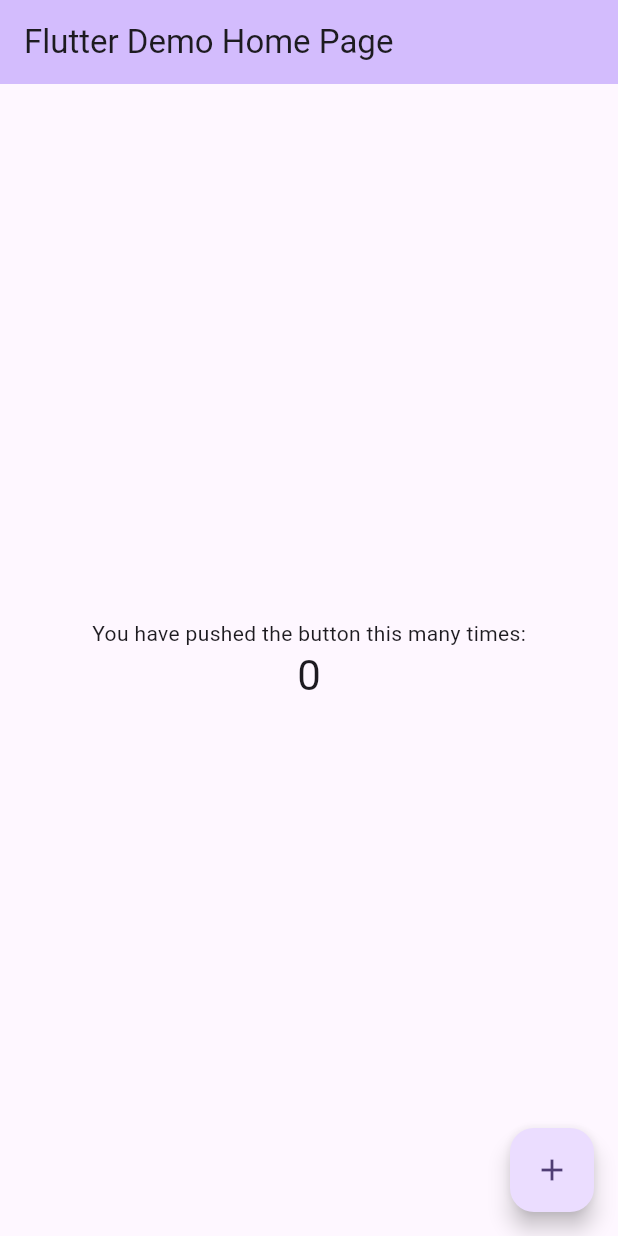
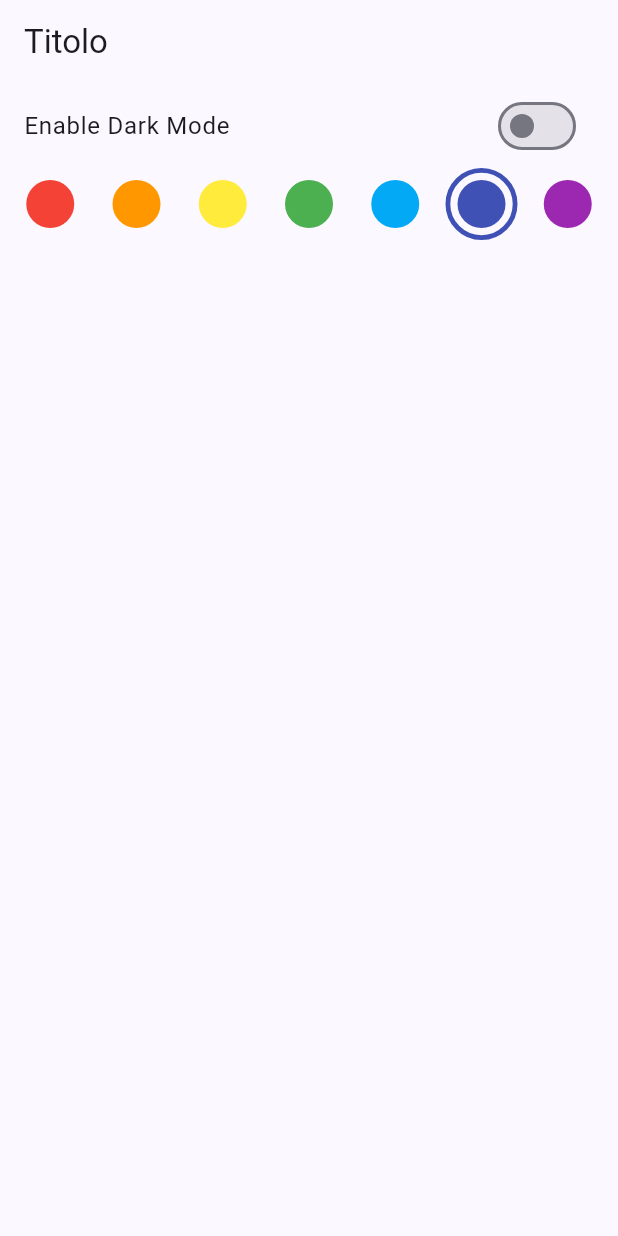
Before and after one commit to polilluminato/theme-accent-color-switch-flutter, a Flutter app: the screen it shows after launch, on a phone screen of 412 x 824 dp. Run offline on Flutter 3.47's test engine with Material 2 defaults, Android fonts, the phone set to English and light mode, and no system bars; our stand-ins replace flutter_riverpod, go_router.

Commit message:
feat: Add light/dark theme and accent color switch

```diff
--- /dev/null
+++ b/lib/app/app.dart
@@ -0,0 +1,26 @@
+import 'package:flutter/material.dart';
+import 'package:flutter_riverpod/flutter_riverpod.dart';
+import 'package:theme_accent_color_switch/app/router.dart';
+import 'package:theme_accent_color_switch/provider/theme_provider.dart';
+
+class App extends ConsumerWidget {
+  App({Key? key}) : super(key: key);
+
+  late final router = buildRouter();
+
+  @override
+  Widget build(BuildContext context, WidgetRef ref) {
+    return MaterialApp.router(
+      debugShowCheckedModeBanner: false,
+      routeInformationProvider: router.routeInformationProvider,
+      routeInformationParser: router.routeInformationParser,
+      routerDelegate: router.routerDelegate,
+      theme: ThemeData(
+        useMaterial3: true,
+        colorSchemeSeed: ref.watch(accentColorProvider),
+        brightness:
+            ref.watch(isDarkModeProvider) ? Brightness.dark : Brightness.light,
+      ),
+    );
+  }
+}
--- /dev/null
+++ b/lib/app/router.dart
@@ -0,0 +1,13 @@
+import 'package:go_router/go_router.dart';
+import 'package:theme_accent_color_switch/pages/home_page.dart';
+
+GoRouter buildRouter() {
+  return GoRouter(
+    routes: [
+      GoRoute(
+        path: '/',
+        builder: (context, state) => const HomePage(),
+      ),
+    ],
+  );
+}
--- a/lib/main.dart
+++ b/lib/main.dart
@@ -1,125 +1,13 @@
 import 'package:flutter/material.dart';
+import 'package:flutter_riverpod/flutter_riverpod.dart';
+import 'package:theme_accent_color_switch/app/app.dart';
 
-void main() {
-  runApp(const MyApp());
+void main() async {
+  WidgetsFlutterBinding.ensureInitialized();
+
+  runApp(
+    ProviderScope(
+      child: App(),
+    ),
+  );
 }
-
-class MyApp extends StatelessWidget {
-  const MyApp({super.key});
-
-  // This widget is the root of your application.
-  @override
-  Widget build(BuildContext context) {
-    return MaterialApp(
-      title: 'Flutter Demo',
-      theme: ThemeData(
-        // This is the theme of your application.
-        //
-        // TRY THIS: Try running your application with "flutter run". You'll see
-        // the application has a blue toolbar. Then, without quitting the app,
-        // try changing the seedColor in the colorScheme below to Colors.green
-        // and then invoke "hot reload" (save your changes or press the "hot
-        // reload" button in a Flutter-supported IDE, or press "r" if you used
-        // the command line to start the app).
-        //
-        // Notice that the counter didn't reset back to zero; the application
-        // state is not lost during the reload. To reset the state, use hot
-        // restart instead.
-        //
-        // This works for code too, not just values: Most code changes can be
-        // tested with just a hot reload.
-        colorScheme: ColorScheme.fromSeed(seedColor: Colors.deepPurple),
-        useMaterial3: true,
-      ),
-      home: const MyHomePage(title: 'Flutter Demo Home Page'),
-    );
-  }
-}
-
-class MyHomePage extends StatefulWidget {
-  const MyHomePage({super.key, required this.title});
-
-  // This widget is the home page of your application. It is stateful, meaning
-  // that it has a State object (defined below) that contains fields that affect
-  // how it looks.
-
-  // This class is the configuration for the state. It holds the values (in this
-  // case the title) provided by the parent (in this case the App widget) and
-  // used by the build method of the State. Fields in a Widget subclass are
-  // always marked "final".
-
-  final String title;
-
-  @override
-  State<MyHomePage> createState() => _MyHomePageState();
-}
-
-class _MyHomePageState extends State<MyHomePage> {
-  int _counter = 0;
-
-  void _incrementCounter() {
-    setState(() {
-      // This call to setState tells the Flutter framework that something has
-      // changed in this State, which causes it to rerun the build method below
-      // so that the display can reflect the updated values. If we changed
-      // _counter without calling setState(), then the build method would not be
-      // called again, and so nothing would appear to happen.
-      _counter++;
-    });
-  }
-
-  @override
-  Widget build(BuildContext context) {
-    // This method is rerun every time setState is called, for instance as done
-    // by the _incrementCounter method above.
-    //
-    // The Flutter framework has been optimized to make rerunning build methods
-    // fast, so that you can just rebuild anything that needs updating rather
-    // than having to individually change instances of widgets.
-    return Scaffold(
-      appBar: AppBar(
-        // TRY THIS: Try changing the color here to a specific color (to
-        // Colors.amber, perhaps?) and trigger a hot reload to see the AppBar
-        // change color while the other colors stay the same.
-        backgroundColor: Theme.of(context).colorScheme.inversePrimary,
-        // Here we take the value from the MyHomePage object that was created by
-        // the App.build method, and use it to set our appbar title.
-        title: Text(widget.title),
-      ),
-      body: Center(
-        // Center is a layout widget. It takes a single child and positions it
-        // in the middle of the parent.
-        child: Column(
-          // Column is also a layout widget. It takes a list of children and
-          // arranges them vertically. By default, it sizes itself to fit its
-          // children horizontally, and tries to be as tall as its parent.
-          //
-          // Column has various properties to control how it sizes itself and
-          // how it positions its children. Here we use mainAxisAlignment to
-          // center the children vertically; the main axis here is the vertical
-          // axis because Columns are vertical (the cross axis would be
-          // horizontal).
-          //
-          // TRY THIS: Invoke "debug painting" (choose the "Toggle Debug Paint"
-          // action in the IDE, or press "p" in the console), to see the
-          // wireframe for each widget.
-          mainAxisAlignment: MainAxisAlignment.center,
-          children: <Widget>[
-            const Text(
-              'You have pushed the button this many times:',
-            ),
-            Text(
-              '$_counter',
-              style: Theme.of(context).textTheme.headlineMedium,
-            ),
-          ],
-        ),
-      ),
-      floatingActionButton: FloatingActionButton(
-        onPressed: _incrementCounter,
-        tooltip: 'Increment',
-        child: const Icon(Icons.add),
-      ), // This trailing comma makes auto-formatting nicer for build methods.
-    );
-  }
-}
--- /dev/null
+++ b/lib/pages/home_page.dart
@@ -0,0 +1,44 @@
+import 'package:flutter/material.dart';
+import 'package:flutter_riverpod/flutter_riverpod.dart';
+import 'package:theme_accent_color_switch/provider/theme_provider.dart';
+import 'package:theme_accent_color_switch/widgets/color_button.dart';
+
+class HomePage extends ConsumerWidget {
+  const HomePage({Key? key}) : super(key: key);
+
+  @override
+  Widget build(BuildContext context, WidgetRef ref) {
+    return Scaffold(
+      appBar: AppBar(
+        title: const Text(
+          "Titolo",
+        ),
+      ),
+      body: ListView(
+        children: [
+          ListTile(
+            title: const Text("Enable Dark Mode"),
+            trailing: Switch(
+              value: ref.watch(isDarkModeProvider),
+              onChanged: (value) {
+                ref.read(isDarkModeProvider.notifier).update((state) => value);
+              },
+            ),
+          ),
+          Row(
+            mainAxisAlignment: MainAxisAlignment.spaceEvenly,
+            children: [
+              ColorButton(color: Colors.red),
+              ColorButton(color: Colors.orange),
+              ColorButton(color: Colors.yellow),
+              ColorButton(color: Colors.green),
+              ColorButton(color: Colors.lightBlue),
+              ColorButton(color: Colors.indigo),
+              ColorButton(color: Colors.purple),
+            ],
+          )
+        ],
+      ),
+    );
+  }
+}
--- /dev/null
+++ b/lib/provider/theme_provider.dart
@@ -0,0 +1,6 @@
+import 'package:flutter/material.dart';
+import 'package:flutter_riverpod/flutter_riverpod.dart';
+
+final isDarkModeProvider = StateProvider<bool>((ref) => false);
+
+final accentColorProvider = StateProvider<Color>((ref) => Colors.indigo);
--- /dev/null
+++ b/lib/widgets/color_button.dart
@@ -0,0 +1,38 @@
+import 'package:flutter/material.dart';
+import 'package:flutter_riverpod/flutter_riverpod.dart';
+import 'package:theme_accent_color_switch/provider/theme_provider.dart';
+
+class ColorButton extends ConsumerWidget {
+  const ColorButton({Key? key, required this.color}) : super(key: key);
+
+  final Color color;
+
+  @override
+  Widget build(BuildContext context, WidgetRef ref) {
+    final providerColor = ref.watch(accentColorProvider);
+    double size = 32;
+
+    return GestureDetector(
+      onTap: () =>
+          ref.read(accentColorProvider.notifier).update((state) => color),
+      child: Container(
+        decoration: BoxDecoration(
+          border: Border.all(
+            width: size * .1,
+            color: providerColor == color ? color : Colors.transparent,
+          ),
+          borderRadius: BorderRadius.circular(size),
+        ),
+        padding: EdgeInsets.all(size * .15),
+        child: Container(
+          height: size,
+          width: size,
+          decoration: BoxDecoration(
+            color: color,
+            borderRadius: BorderRadius.circular(size),
+          ),
+        ),
+      ),
+    );
+  }
+}
```
